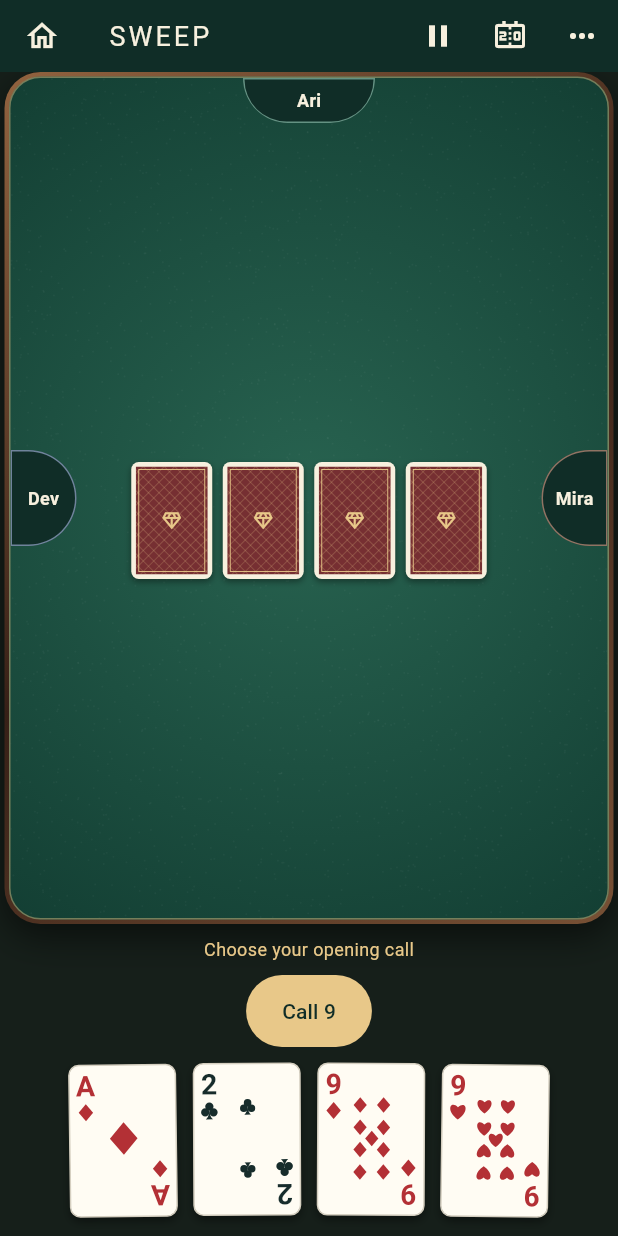
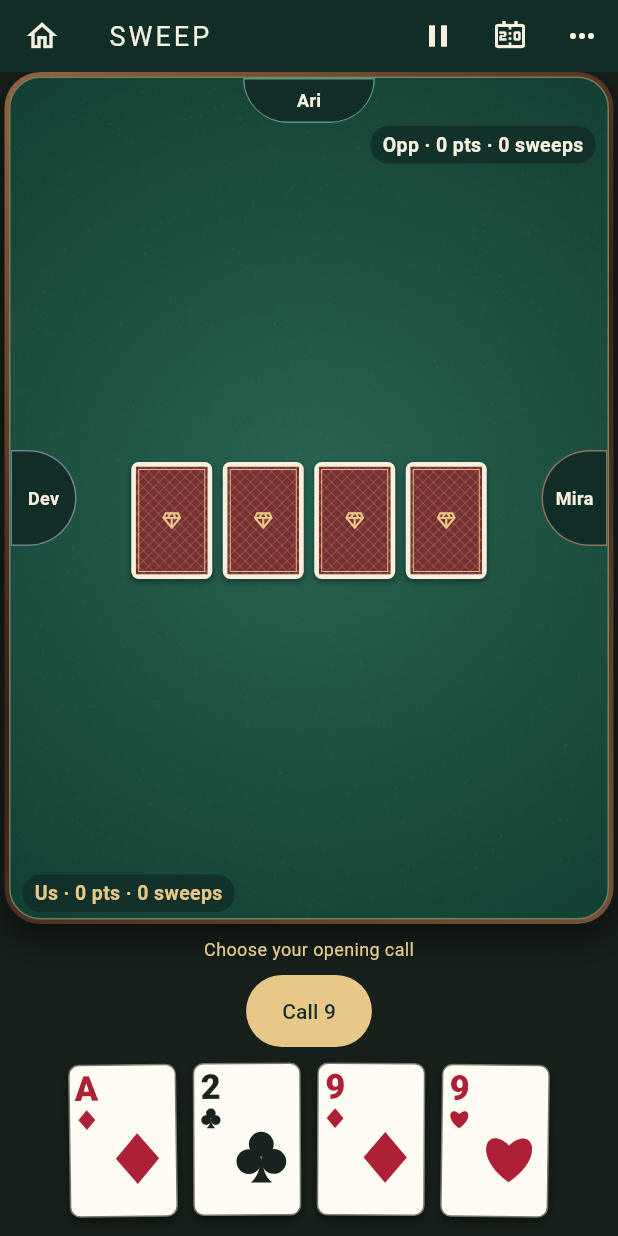
Before and after one commit to SirfCode/Sweep, a Flutter app: the screen it shows after launch, after a tap on "New game", on a phone screen of 412 x 824 dp. Run offline on Flutter 3.47's test engine with Material 3 defaults, Android fonts, the phone set to English and light mode, and no system bars; our stand-ins replace shared_preferences; Roboto replaces fonts that are missing (Georgia).

Commit message:
Improve card readability and show live scores on table

```diff
--- a/lib/table_art.dart
+++ b/lib/table_art.dart
@@ -75,49 +75,16 @@ class CardFace extends StatelessWidget {
       this.large = false,
       this.highlighted = false,
       this.onTap});
+
   @override
   Widget build(BuildContext context) {
     final suit = card ~/ 13;
     final rank = rankOf(card);
     final color = suit == 1 || suit == 2
-        ? const Color(0xFFB33035)
-        : const Color(0xFF172C2B);
+        ? const Color(0xFFAD2035)
+        : const Color(0xFF18221F);
     Widget symbol(double size) => SizedBox.square(
         dimension: size, child: CustomPaint(painter: SuitPainter(suit, color)));
-    Widget corner() => Column(mainAxisSize: MainAxisSize.min, children: [
-          Text(rankName(rank),
-              style: TextStyle(
-                  color: color,
-                  fontFamily: 'Georgia',
-                  fontSize: large ? 19 : 15,
-                  fontWeight: FontWeight.bold,
-                  height: 1)),
-          const SizedBox(height: 2),
-          symbol(large ? 12 : 9),
-        ]);
-    final pips = <Offset>[];
-    if (rank <= 10) {
-      if (rank == 1) {
-        pips.add(const Offset(.5, .5));
-      } else if (rank <= 3) {
-        pips.addAll([const Offset(.5, .16), const Offset(.5, .84)]);
-        if (rank == 3) pips.add(const Offset(.5, .5));
-      } else {
-        final rows = rank >= 8
-            ? 4
-            : rank >= 6
-                ? 3
-                : 2;
-        for (var i = 0; i < rows; i++) {
-          final y = .14 + i * .72 / (rows - 1);
-          pips.addAll([Offset(.24, y), Offset(.76, y)]);
-        }
-        if (rank.isOdd) pips.add(const Offset(.5, .5));
-        if (rank == 10) {
-          pips.addAll([const Offset(.5, .32), const Offset(.5, .68)]);
-        }
-      }
-    }
     return Semantics(
       label: '${cardName(card)}, ${cardOf(card).points} card points',
       button: onTap != null,
@@ -136,66 +103,79 @@ class CardFace extends StatelessWidget {
                 color: const Color(0xFFFFFCF3),
                 borderRadius: BorderRadius.circular(7),
                 border: Border.all(
-                              color:
-                                  highlighted ? gold : const Color(0xFFD5CFC0),
-                              width: highlighted ? 3 : 1),
+                  color: highlighted ? gold : const Color(0xFF77796D),
+                  width: highlighted ? 3 : 1,
+                ),
                 boxShadow: [
                   BoxShadow(
                     color: highlighted
-                                    ? gold.withValues(alpha: .35)
+                        ? gold.withValues(alpha: .4)
                         : Colors.black38,
                     blurRadius: highlighted ? 12 : 4,
-                                offset: const Offset(0, 3))
-                          ]),
+                    offset: const Offset(0, 3),
+                  ),
+                ],
+              ),
               child: Padding(
                 padding: const EdgeInsets.all(4),
-                          child: Stack(children: [
-                            Positioned(top: 0, left: 0, child: corner()),
+                child: Stack(
+                  children: [
                     Positioned(
-                                bottom: 0,
-                                right: 0,
-                                child: RotatedBox(
-                                    quarterTurns: 2, child: corner())),
+                      top: 0,
+                      left: 0,
+                      child: Column(
+                        mainAxisSize: MainAxisSize.min,
+                        children: [
+                          Text(
+                            rankName(rank),
+                            style: TextStyle(
+                              color: color,
+                              fontFamily: 'Georgia',
+                              fontSize: large ? 23 : 18,
+                              fontWeight: FontWeight.w900,
+                              height: 1,
+                              letterSpacing: -1.5,
+                            ),
+                          ),
+                          const SizedBox(height: 2),
+                          symbol(large ? 14 : 11),
+                        ],
+                      ),
+                    ),
                     Positioned.fill(
-                                left: large ? 16 : 12,
-                                right: large ? 16 : 12,
-                                top: 15,
-                                bottom: 15,
+                      left: large ? 19 : 15,
+                      top: large ? 24 : 19,
+                      child: Center(
                         child: rank <= 10
-                                    ? LayoutBuilder(
-                                        builder: (context, c) =>
-                                            Stack(children: [
-                                              for (final pip in pips)
-                                                Positioned(
-                                                    left: pip.dx * c.maxWidth -
-                                                        (rank == 1 ? 11 : 5),
-                                                    top: pip.dy * c.maxHeight -
-                                                        (rank == 1 ? 13 : 6),
-                                                    child: Transform.rotate(
-                                                        angle: pip.dy > .5
-                                                            ? math.pi
-                                                            : 0,
-                                                        child: symbol(rank == 1
-                                                            ? 23
-                                                            : 11))),
-                                            ]))
-                                    : DecoratedBox(
-                                        decoration: BoxDecoration(
-                                            border: Border.all(
-                                                color: color.withValues(
-                                                    alpha: .25)),
-                                            color: gold.withValues(alpha: .15)),
-                                        child: Column(
-                                            mainAxisAlignment:
-                                                MainAxisAlignment.center,
+                            ? symbol(large ? 36 : 26)
+                            : Column(
+                                mainAxisSize: MainAxisSize.min,
                                 children: [
                                   Icon(Icons.workspace_premium,
+                                      color: const Color(0xFF94702E),
+                                      size: large ? 19 : 13),
+                                  symbol(large ? 25 : 18),
+                                  Text(
+                                    '$rank',
+                                    style: TextStyle(
                                       color: color,
-                                                  size: large ? 24 : 16),
-                                              symbol(large ? 20 : 12)
-                                            ]))),
-                          ])),
-                    )))));
+                                      fontSize: large ? 14 : 11,
+                                      fontWeight: FontWeight.w800,
+                                      height: 1.15,
+                                    ),
+                                  ),
+                                ],
+                              ),
+                      ),
+                    ),
+                  ],
+                ),
+              ),
+            ),
+          ),
+        ),
+      ),
+    );
   }
 }
 
--- a/lib/table_view.dart
+++ b/lib/table_view.dart
@@ -108,6 +108,28 @@ extension _TableView on _SweepScreenState {
             children: [for (final panel in panels) Expanded(child: panel)]);
   }
 
+  Widget _liveDealScore(int team) {
+    final g = _game!;
+    return GestureDetector(
+      onTap: _showScores,
+      child: Container(
+        key: Key('live-deal-score-$team'),
+        padding: const EdgeInsets.symmetric(horizontal: 8, vertical: 3),
+        decoration: BoxDecoration(
+          color: ink.withValues(alpha: .85),
+          borderRadius: BorderRadius.circular(12),
+        ),
+        child: Text(
+          '${team == 0 ? 'Us' : 'Opp'} · ${g.score(team).cardPoints} pts · ${g.sweeps[team].length} sweeps',
+          style: TextStyle(
+              color: team == 0 ? gold : cream,
+              fontSize: 13,
+              fontWeight: FontWeight.w600),
+        ),
+      ),
+    );
+  }
+
   Widget _table() => LayoutBuilder(builder: (context, constraints) {
         final compact = constraints.maxHeight < 480;
         final tight = constraints.maxHeight < 650;
@@ -141,8 +163,8 @@ extension _TableView on _SweepScreenState {
             dealer: g.dealer == s,
             compact: tight);
         final side = 46.0;
-        final top = 34.0;
-        final bottom = 4.0;
+        final top = 60.0;
+        final bottom = 30.0;
         final cardScale = compact
             ? 1.05
             : wide
@@ -194,6 +216,48 @@ extension _TableView on _SweepScreenState {
                             bottom: 0,
                             width: 44,
                             child: Center(child: seat(1))),
+                        if (g.calledValue != null)
+                          Positioned(
+                            top: 6,
+                            left: 8,
+                            child: Tooltip(
+                              message: 'Opening call: ${g.calledValue}',
+                              child: Container(
+                                key: const Key('table-call'),
+                                width: 40,
+                                height: 52,
+                                decoration: BoxDecoration(
+                                  color: cream,
+                                  borderRadius: BorderRadius.circular(6),
+                                  border: Border.all(color: gold),
+                                ),
+                                child: Column(
+                                  mainAxisAlignment: MainAxisAlignment.center,
+                                  children: [
+                                    const Text('CALL',
+                                        style: TextStyle(
+                                            color: ink,
+                                            fontSize: 9,
+                                            fontWeight: FontWeight.bold)),
+                                    Text(rankName(g.calledValue!),
+                                        style: const TextStyle(
+                                            color: ink,
+                                            fontFamily: 'Georgia',
+                                            fontSize: 25,
+                                            fontWeight: FontWeight.bold)),
+                                  ],
+                                ),
+                              ),
+                            ),
+                          ),
+                        Positioned(
+                            top: 32,
+                            right: 8,
+                            child: _liveDealScore(1)),
+                        Positioned(
+                            bottom: 4,
+                            left: 8,
+                            child: _liveDealScore(0)),
                         Positioned(
                             top: top,
                             bottom: bottom,
```
Also changed, not shown: artifacts/v0.2-desktop-selection.png, artifacts/v0.2-desktop.png, artifacts/v0.2-landscape-selection.png, artifacts/v0.2-landscape.png, artifacts/v0.2-portrait-selection.png, artifacts/v0.2-portrait.png, artifacts/v0.2-small-selection.png, artifacts/v0.2-small.png, 2 other files. Lines whose indentation alone changed are shown as unchanged.
